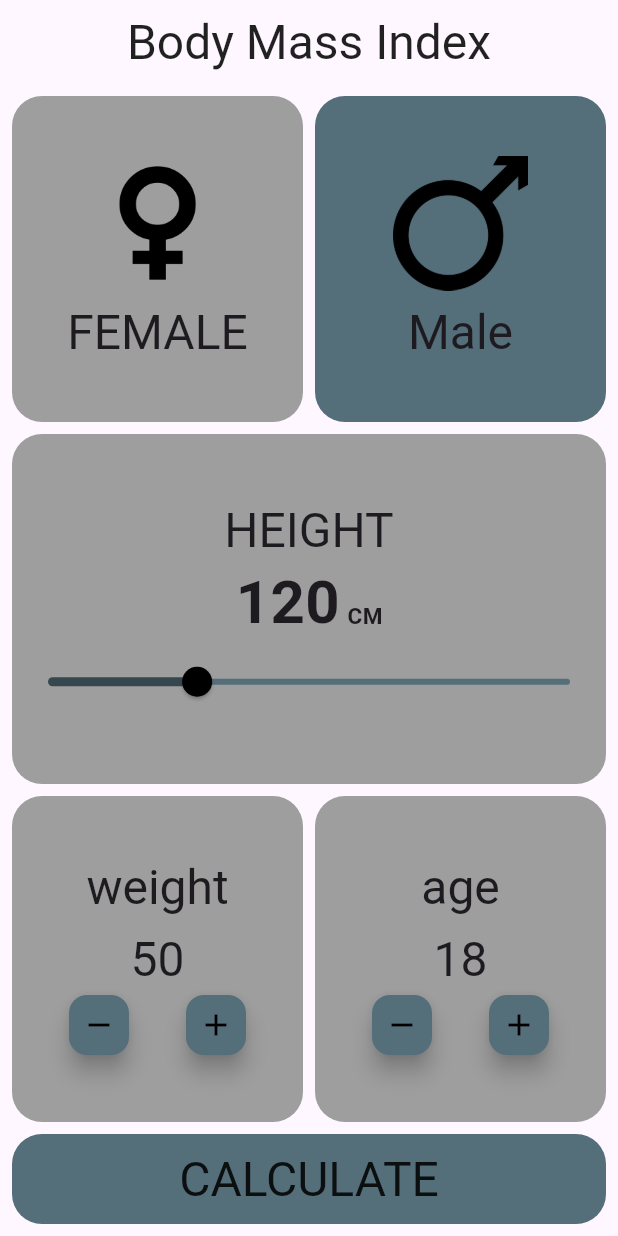
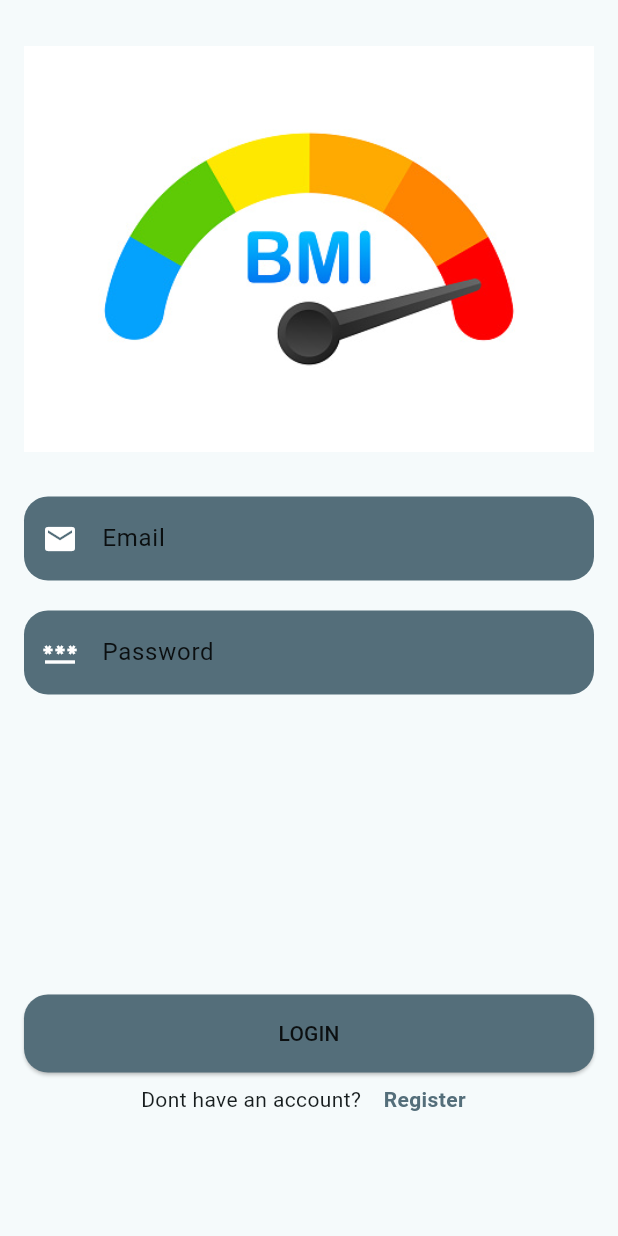
Before and after one commit to Moustafa-Abdelhady/bmi_app, a Flutter app: the screen it shows after launch, on a phone screen of 412 x 824 dp. Run offline on Flutter 3.47's test engine with Material 3 defaults, Android fonts, the phone set to English and light mode, and no system bars; our stand-ins replace cloud_firestore, firebase_auth, firebase_core, gap; accounts and stored records are empty.

```diff
--- a/lib/authantication/login_page.dart
+++ b/lib/authantication/login_page.dart
@@ -1,168 +1,156 @@
-// // import 'package:flutter/foundation.dart';
-// import 'package:bmi_app/services/auth.dart';
-// import 'package:flutter/material.dart';
+// import 'package:flutter/foundation.dart';
+import 'package:bmi_app/authantication/register_page.dart';
+import 'package:bmi_app/constants.dart';
+import 'package:bmi_app/home.dart';
+import 'package:bmi_app/services/auth.dart';
+import 'package:firebase_auth/firebase_auth.dart';
+import 'package:flutter/material.dart';
 
-// import 'package:gap/gap.dart';
+import 'package:gap/gap.dart';
 
-// // import 'package:flutter/widgets.dart';
+// import 'package:flutter/widgets.dart';
 
-// class LoginPage extends StatefulWidget {
-//   const LoginPage({super.key});
+class LoginPage extends StatefulWidget {
+  const LoginPage({super.key});
 
-//   @override
-//   State<LoginPage> createState() => _LoginPageState();
-// }
+  @override
+  State<LoginPage> createState() => _LoginPageState();
+}
 
-// class _LoginPageState extends State<LoginPage> {
-//   TextEditingController emailCont = TextEditingController();
-//   TextEditingController passwordCont = TextEditingController();
+class _LoginPageState extends State<LoginPage> {
+  TextEditingController userNameCont = TextEditingController();
+  TextEditingController emailCont = TextEditingController();
+  TextEditingController passwordCont = TextEditingController();
 
-//   signIn() async {
-//     try {
-//       String loginRes = await AuthMethods()
-//           .signIn(email: emailCont.text, password: passwordCont.text);
-//       SnackBar snackbar = SnackBar(
-//         content: Center(child: Text(loginRes.toString())),
-//       );
-//       if (loginRes == "Success") {
-//         // ignore: use_build_context_synchronously
-//         ScaffoldMessenger.of(context).showSnackBar(snackbar);
-//         Navigator.pushAndRemoveUntil(
-//             context,
-//             MaterialPageRoute(builder: (context) => const NavBarLayout()),
-//             (route) => false);
-//       } else if (loginRes == "Please enter all fields" || loginRes == null) {
-//         // ignore: use_build_context_synchronously
-//         ScaffoldMessenger.of(context).showSnackBar(snackbar);
-//       }
-//     } on Exception catch (e) {
-//       return e.toString();
-//     }
-//   }
+  signIn() async {
+    try {
+      String loginRes = await AuthMethods()
+          .signIn(email: emailCont.text, password: passwordCont.text);
+      SnackBar snackbar = SnackBar(
+        content: Center(child: Text(loginRes.toString())),
+      );
+      if (loginRes == "Success") {
+        const CircularProgressIndicator();
+        ScaffoldMessenger.of(context).showSnackBar(snackbar);
+        Navigator.pushAndRemoveUntil(
+            context,
+            MaterialPageRoute(builder: (context) => const BmiCalculator()),
+            (route) => false);
+      } else if (loginRes == "Please enter all fields" || loginRes == null) {
+        ScaffoldMessenger.of(context).showSnackBar(snackbar);
+      }
+    } on Exception catch (e) {
+      return e.toString();
+    }
+  }
 
-//   @override
-//   Widget build(BuildContext context) {
-//     return Scaffold(
-//       body: SingleChildScrollView(
-//         scrollDirection: Axis.vertical,
-//         padding: const EdgeInsets.all(16.0),
-//         child: Column(
-//           mainAxisAlignment: MainAxisAlignment.center,
-//           children: [
-//             Center(
-//               child: SvgPicture.asset(
-//                 'assets/images/svg/mobile-app-svgrepo-com.svg',
-//                 height: 300,
-//                 colorFilter: ColorFilter.mode(kPrimaryColor, BlendMode.srcIn),
-//               ),
-//             ),
-//             // const Gap(8),
-//             Row(
-//               mainAxisAlignment: MainAxisAlignment.center,
-//               crossAxisAlignment: CrossAxisAlignment.center,
-//               children: [
-//                 Text('O',
-//                     style: TextStyle(
-//                         fontSize: 26,
-//                         color: kPrimaryColor,
-//                         fontWeight: FontWeight.bold)),
-//                 const Text('60',
-//                     style:
-//                         TextStyle(fontSize: 18, fontWeight: FontWeight.bold)),
-//               ],
-//             ),
-//             const Gap(15),
-//             TextField(
-//               controller: emailCont,
-//               keyboardType: TextInputType.emailAddress,
-//               decoration: InputDecoration(
-//                 labelText: 'Email',
-//                 fillColor: kWhiteColor,
-//                 filled: true,
-//                 prefixIcon: const Icon(Icons.email),
-//                 hintText: 'Enter Mail',
-//                 border: OutlineInputBorder(
-//                     borderSide: BorderSide.none,
-//                     borderRadius: BorderRadius.circular(16)),
-//                 focusedBorder: OutlineInputBorder(
-//                     borderSide: BorderSide(color: kPrimaryColor),
-//                     borderRadius: BorderRadius.circular(16)),
-//               ),
-//             ),
-//             const Gap(10),
-//             TextField(
-//               controller: passwordCont,
-//               obscureText: true,
-//               decoration: InputDecoration(
-//                 labelText: 'Password',
-//                 fillColor: kWhiteColor,
-//                 filled: true,
-//                 prefixIcon: const Icon(Icons.password),
-//                 hintText: 'Enter Password',
-//                 border: OutlineInputBorder(
-//                     borderSide: BorderSide.none,
-//                     borderRadius: BorderRadius.circular(16)),
-//                 focusedBorder: OutlineInputBorder(
-//                     borderSide: BorderSide(color: kPrimaryColor),
-//                     borderRadius: BorderRadius.circular(16)),
-//               ),
-//             ),
-//             const Gap(20),
-//             Row(children: [
-//               Expanded(
-//                 child: ElevatedButton(
-//                   style: ElevatedButton.styleFrom(
-//                       backgroundColor: kSecondaryColor,
-//                       padding: const EdgeInsets.all(16),
-//                       shape: RoundedRectangleBorder(
-//                           borderRadius: BorderRadius.circular(16))),
-//                   onPressed: () {
-//                     if (emailCont.text.isEmpty ||
-//                         emailCont.text.contains('@') &
-//                             passwordCont.text.isEmpty ||
-//                         passwordCont.text.length < 8) {
-//                       ScaffoldMessenger.of(context).showSnackBar(SnackBar(
-//                         content: Center(
-//                             child: Text(
-//                                 'Please enter an valid Mail and password')),
-//                       ));
-//                     } else {
-//                       signIn();
-//                     }
-//                   },
-//                   child: Text(
-//                     'login'.toUpperCase(),
-//                     style: TextStyle(color: kWhiteColor),
-//                   ),
-//                 ),
-//               )
-//             ]),
-//             const Gap(8),
-//             Row(
-//               mainAxisAlignment: MainAxisAlignment.center,
-//               children: [
-//                 const Text(
-//                   'Dont have an account?',
-//                 ),
-//                 const Gap(15),
-//                 GestureDetector(
-//                   onTap: () => Navigator.pushAndRemoveUntil(
-//                       context,
-//                       MaterialPageRoute(
-//                         builder: (context) => const RegisterPage(),
-//                       ),
-//                       (route) => false),
-//                   child: Text(
-//                     'Register  ',
-//                     style: TextStyle(
-//                         color: kPrimaryColor, fontWeight: FontWeight.bold),
-//                   ),
-//                 ),
-//               ],
-//             )
-//           ],
-//         ),
-//       ),
-//     );
-//   }
-// }
+  @override
+  Widget build(BuildContext context) {
+    return Scaffold(
+      body: SingleChildScrollView(
+        scrollDirection: Axis.vertical,
+        padding: const EdgeInsets.all(16.0),
+        child: Column(
+          mainAxisAlignment: MainAxisAlignment.center,
+          children: [
+            Center(
+              child: Image.asset(
+                'assets/images/bmi.png',
+                height: 300,
+              ),
+            ),
+            const Gap(15),
+            TextField(
+              controller: emailCont,
+              keyboardType: TextInputType.emailAddress,
+              decoration: InputDecoration(
+                labelText: 'Email',
+                fillColor: defaultColor,
+                filled: true,
+                prefixIcon: const Icon(Icons.email),
+                hintText: 'Enter Mail',
+                border: OutlineInputBorder(
+                    borderSide: BorderSide.none,
+                    borderRadius: BorderRadius.circular(16)),
+                focusedBorder: OutlineInputBorder(
+                    borderSide: BorderSide(color: titlesColor),
+                    borderRadius: BorderRadius.circular(16)),
+              ),
+            ),
+            const Gap(20),
+            TextField(
+              controller: passwordCont,
+              obscureText: true,
+              decoration: InputDecoration(
+                labelText: 'Password',
+                fillColor: defaultColor,
+                filled: true,
+                prefixIcon: const Icon(Icons.password),
+                hintText: 'Enter Password',
+                border: OutlineInputBorder(
+                    borderSide: BorderSide.none,
+                    borderRadius: BorderRadius.circular(16)),
+                focusedBorder: OutlineInputBorder(
+                    borderSide: BorderSide(color: titlesColor),
+                    borderRadius: BorderRadius.circular(16)),
+              ),
+            ),
+            const Gap(200),
+            Row(children: [
+              Expanded(
+                child: ElevatedButton(
+                  style: ElevatedButton.styleFrom(
+                      backgroundColor: defaultColor,
+                      padding: const EdgeInsets.all(16),
+                      shape: RoundedRectangleBorder(
+                          borderRadius: BorderRadius.circular(16))),
+                  onPressed: () {
+                    if (emailCont.text.isEmpty ||
+                        emailCont.text.contains('@') &
+                            passwordCont.text.isEmpty ||
+                        passwordCont.text.length < 8) {
+                      ScaffoldMessenger.of(context).showSnackBar(SnackBar(
+                        content: Center(
+                            child: Text(
+                                'Please enter an valid Mail and password')),
+                      ));
+                    } else {
+                      signIn();
+                    }
+                  },
+                  child: Text(
+                    'login'.toUpperCase(),
+                    style: TextStyle(color: titlesColor),
+                  ),
+                ),
+              )
+            ]),
+            const Gap(8),
+            Row(
+              mainAxisAlignment: MainAxisAlignment.center,
+              children: [
+                const Text(
+                  'Dont have an account?',
+                ),
+                const Gap(15),
+                GestureDetector(
+                  onTap: () => Navigator.pushAndRemoveUntil(
+                      context,
+                      MaterialPageRoute(
+                        builder: (context) => const RegisterPage(),
+                      ),
+                      (route) => false),
+                  child: Text(
+                    'Register  ',
+                    style: TextStyle(
+                        color: defaultColor, fontWeight: FontWeight.bold),
+                  ),
+                ),
+              ],
+            )
+          ],
+        ),
+      ),
+    );
+  }
+}
--- a/lib/constants.dart
+++ b/lib/constants.dart
@@ -2,3 +2,4 @@ import 'package:flutter/material.dart';
 
 var defaultColor = Colors.blueGrey[600];
 var titlesColor = Colors.black87;
+var mainTitleColor = Colors.white;
--- a/lib/home.dart
+++ b/lib/home.dart
@@ -1,5 +1,11 @@
+import 'package:bmi_app/authantication/login_page.dart';
+import 'package:bmi_app/bmi_history.dart';
 import 'package:bmi_app/result.dart';
+import 'package:cloud_firestore/cloud_firestore.dart';
+import 'package:firebase_auth/firebase_auth.dart';
 import 'package:flutter/material.dart';
+import 'package:gap/gap.dart';
+import 'package:uuid/uuid.dart';
 import '../constants.dart';
 
 import 'dart:math';
@@ -20,16 +26,62 @@ class _BmiCalculatorState extends State<BmiCalculator> {
 
   @override
   Widget build(BuildContext context) {
+    var mail = FirebaseAuth.instance.currentUser!.email;
+
+    uploadResult(
+      String email,
+      bool isMale,
+      int age,
+      double result,
+    ) async {
+      String uId = const Uuid().v1();
+      await FirebaseFirestore.instance.collection('bmi_history').add({
+        'id': uId,
+        'email': email,
+        'isMale': isMale,
+        'age': age,
+        'result': result,
+        'date': DateTime.now().toString().substring(0, 16),
+      });
+    }
+
     return Scaffold(
       appBar: AppBar(
+        leading: IconButton(
+            onPressed: () {
+              Navigator.push(
+                context,
+                MaterialPageRoute(builder: (context) {
+                  return const BmiHistory();
+                }),
+              );
+            },
+            icon: const Icon(Icons.history)),
         title: Text(
-          'Body Mass Index',
+          'BMI',
           style: Theme.of(context).textTheme.headlineLarge!.copyWith(
                 color: titlesColor,
               ),
         ),
         centerTitle: true,
         elevation: 0,
+        actions: [
+          IconButton(
+            onPressed: () async {
+              await FirebaseAuth.instance.signOut();
+              setState(() {});
+              Future.delayed(const Duration(milliseconds: 3), () {
+                Navigator.pushAndRemoveUntil(
+                    context,
+                    MaterialPageRoute(
+                      builder: (context) => const LoginPage(),
+                    ),
+                    (route) => false);
+              });
+            },
+            icon: const Icon(Icons.logout),
+          )
+        ],
       ),
       body: SafeArea(
         child: Column(
@@ -40,9 +92,7 @@ class _BmiCalculatorState extends State<BmiCalculator> {
                 child: Row(
                   children: [
                     firstExpanded(context, 'Female'),
-                    const SizedBox(
-                      width: 8,
-                    ),
+                    Gap(8),
                     firstExpanded(context, 'Male'),
                   ],
                 ),
@@ -114,9 +164,7 @@ class _BmiCalculatorState extends State<BmiCalculator> {
                 child: Row(
                   children: [
                     thirdExpanded(context, 'weight'),
-                    const SizedBox(
-                      width: 8,
-                    ),
+                    const Gap(8),
                     thirdExpanded(context, 'age'),
                   ],
                 ),
@@ -145,6 +193,9 @@ class _BmiCalculatorState extends State<BmiCalculator> {
                   ),
                   onPressed: () {
                     result = weight / pow(height / 100, 2);
+
+                    uploadResult(mail!, isMale, age, result);
+
                     Navigator.push(
                       context,
                       MaterialPageRoute(builder: (context) {
@@ -193,9 +244,7 @@ class _BmiCalculatorState extends State<BmiCalculator> {
                 height: 90,
                 width: 90,
               ),
-              const SizedBox(
-                height: 8,
-              ),
+              const Gap(8),
               Text(
                 (gender == 'Male') ? 'Male' : 'FEMALE',
                 style: Theme.of(context).textTheme.headlineLarge,
@@ -218,12 +267,10 @@ class _BmiCalculatorState extends State<BmiCalculator> {
           mainAxisAlignment: MainAxisAlignment.center,
           children: [
             Text(
-              title, // print (title)
+              title,
               style: Theme.of(context).textTheme.headlineLarge,
             ),
-            const SizedBox(
-              height: 8,
-            ),
+            const Gap(8),
             Text(
               (title == 'weight') ? '$weight' : '$age',
               style: Theme.of(context).textTheme.headlineLarge,
@@ -253,9 +300,7 @@ class _BmiCalculatorState extends State<BmiCalculator> {
                     color: Colors.black,
                   ),
                 ),
-                const SizedBox(
-                  width: 30,
-                ),
+                const Gap(20),
                 FloatingActionButton(
                   onPressed: () {
                     setState(() {
--- a/lib/main.dart
+++ b/lib/main.dart
@@ -1,4 +1,8 @@
+import 'package:bmi_app/authantication/login_page.dart';
+import 'package:bmi_app/authantication/register_page.dart';
+import 'package:bmi_app/constants.dart';
 import 'package:bmi_app/home.dart';
+import 'package:firebase_auth/firebase_auth.dart';
 import 'package:firebase_core/firebase_core.dart';
 import 'package:flutter/material.dart';
 
@@ -14,13 +18,30 @@ class MyApp extends StatelessWidget {
   @override
   Widget build(BuildContext context) {
     return MaterialApp(
-      title: 'Flutter Demo',
       debugShowCheckedModeBanner: false,
       theme: ThemeData(
-        colorScheme: ColorScheme.fromSeed(seedColor: Colors.deepPurple),
-        useMaterial3: true,
+          inputDecorationTheme: InputDecorationTheme(
+              labelStyle: TextStyle(color: titlesColor),
+              hintStyle: TextStyle(color: mainTitleColor),
+              prefixIconColor: mainTitleColor),
+          useMaterial3: true,
+          colorScheme: ColorScheme.fromSeed(seedColor: mainTitleColor),
+          primaryColor: mainTitleColor,
+          hintColor: mainTitleColor,
+          appBarTheme: AppBarTheme(surfaceTintColor: mainTitleColor)),
+
+      // make stream builder to check if user has logedin makes him going to homepage
+      //and if he new in app makes him going to login page
+      home: StreamBuilder<User?>(
+        stream: FirebaseAuth.instance.authStateChanges(),
+        builder: (context, snapshot) {
+          if (snapshot.hasData) {
+            return const BmiCalculator();
+          } else {
+            return const LoginPage();
+          }
+        },
       ),
-      home: const BmiCalculator(),
     );
   }
 }
--- a/pubspec.yaml
+++ b/pubspec.yaml
@@ -41,6 +41,7 @@ dependencies:
   cloud_firestore: ^4.17.0
   provider: ^6.1.2
   gap: ^3.0.1
+  uuid: ^4.4.0
 
 dev_dependencies:
   flutter_test:
```
Also changed, not shown: lib/authantication/register_page.dart (+34 -64 lines), lib/bmi_history.dart (added, +203 -0 lines), lib/result.dart (+16 -7 lines), assets/images/OIP.png (added), assets/images/bmi.png (added), pubspec.lock.
